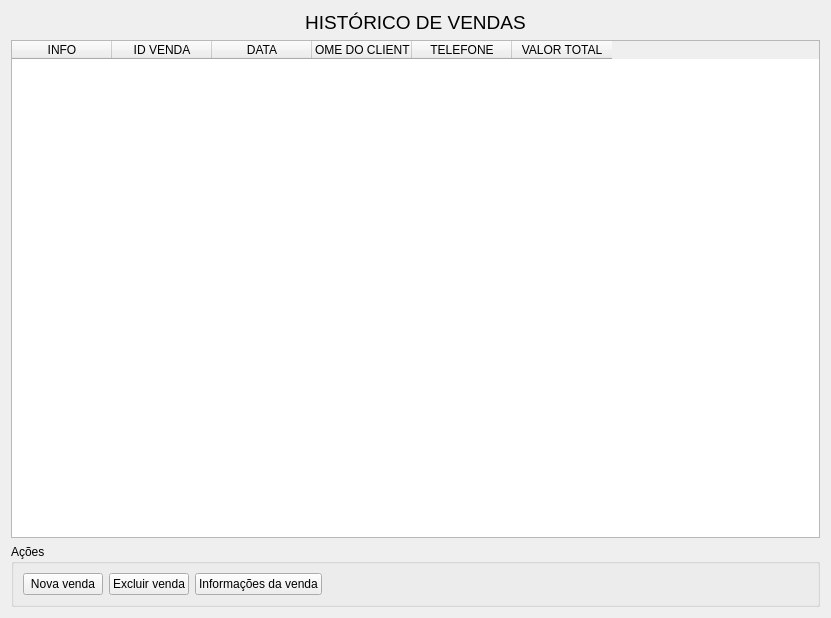
mateusangeli/projetoMat-Con, file ui/ui_listavendas.ui: the form before one commit.
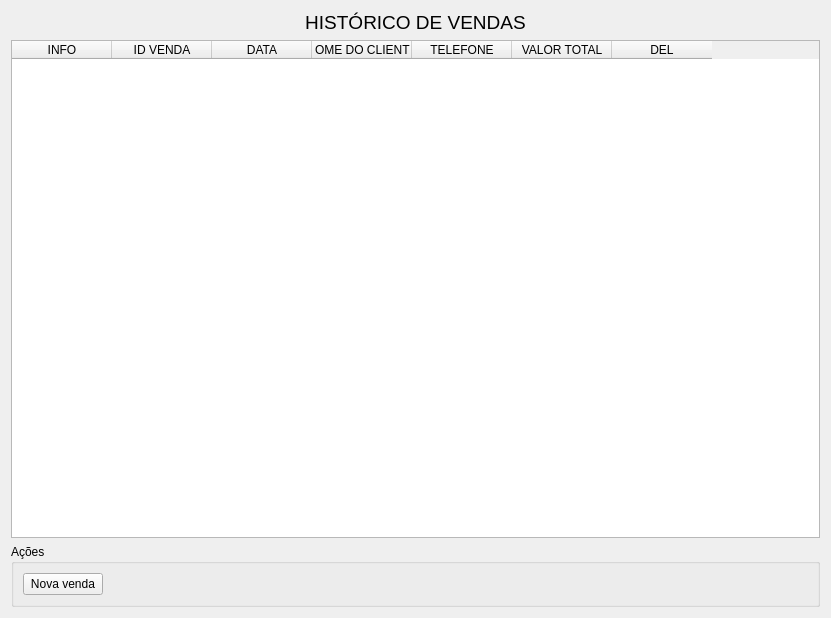
The form after the commit.

```diff
--- a/ui/ui_listavendas.ui
+++ b/ui/ui_listavendas.ui
@@ -61,6 +61,11 @@
        <string>VALOR TOTAL</string>
       </property>
      </column>
+     <column>
+      <property name="text">
+       <string>DEL</string>
+      </property>
+     </column>
     </widget>
    </item>
    <item>
@@ -76,20 +81,6 @@
         </property>
        </widget>
       </item>
-      <item>
-       <widget class="QPushButton" name="delet">
-        <property name="text">
-         <string>Excluir venda</string>
-        </property>
-       </widget>
-      </item>
-      <item>
-       <widget class="QPushButton" name="pushButton">
-        <property name="text">
-         <string>Informações da venda</string>
-        </property>
-       </widget>
-      </item>
       <item>
        <spacer name="horizontalSpacer">
         <property name="orientation">
```
